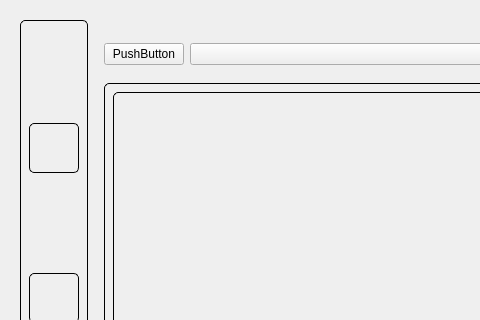
The window that test.ui (Hosseinzl/SmartCamViewer) describes before a commit, drawn with Qt 5; both pictures show x 0 to 480 and y 0 to 320 of the 913 by 597 pixel window.
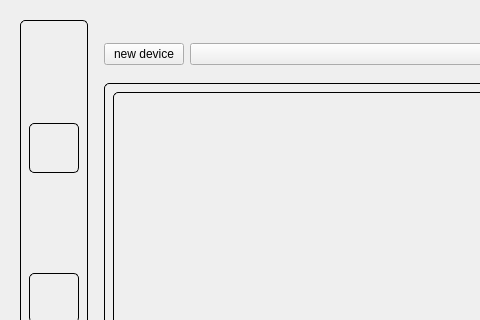
The same window after the commit. Icons and pictures are not drawn.

What changed in the file:
```diff
--- a/test.ui
+++ b/test.ui
@@ -156,7 +156,7 @@
              <item>
               <widget class="QPushButton" name="add_device_button">
                <property name="text">
-                <string>PushButton</string>
+                <string>new device</string>
                </property>
               </widget>
              </item>
```
Left out of the diff: 3 changed lines with no effect on the pictures.
